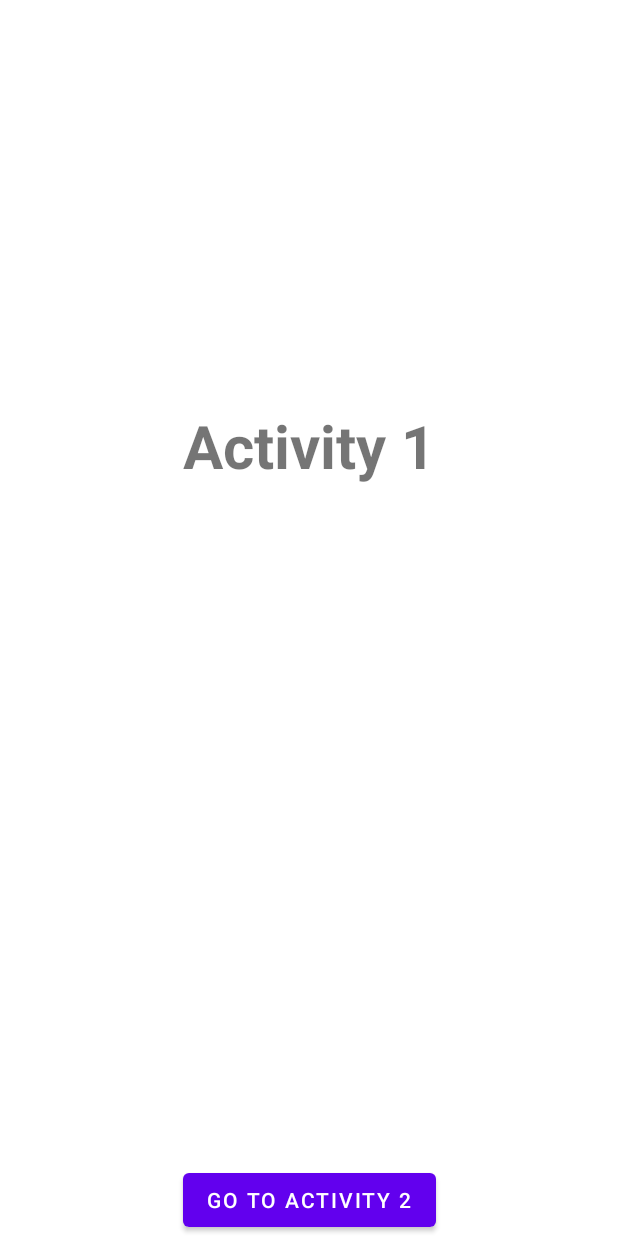
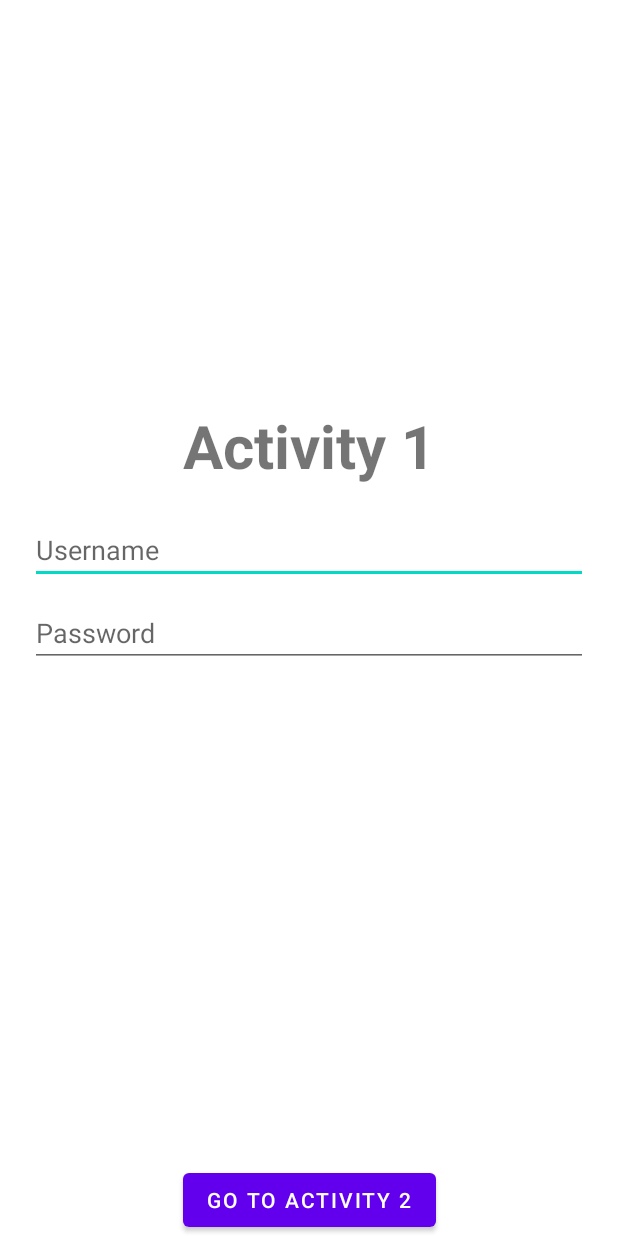
Before and after one commit to nald-dev/first_android_app, an Android app: the layout activity_main.xml on its own in the app's theme, with its tools: preview values and no code run, on a phone screen of 412 x 824 dp. Run offline under Robolectric (Android 15) with nearby library versions, the phone set to English and light mode, and no system bars.

Commit message:
add example editTexts

```diff
--- a/app/src/main/java/com/my/first_android_app/Activity2.kt
+++ b/app/src/main/java/com/my/first_android_app/Activity2.kt
@@ -13,6 +13,6 @@ class Activity2 : AppCompatActivity() {
 
         textView = findViewById(R.id.textView)
 
-        textView.text = intent.getStringExtra("example_parameter")
+        textView.text = intent.getStringExtra("username") + intent.getStringExtra("password")
     }
 }
--- a/app/src/main/res/layout/activity_main.xml
+++ b/app/src/main/res/layout/activity_main.xml
@@ -6,8 +6,7 @@
     android:layout_height="match_parent"
     tools:context=".MainActivity">
 
-    <LinearLayout xmlns:android="http://schemas.android.com/apk/res/android"
-        xmlns:tools="http://schemas.android.com/tools"
+    <LinearLayout
         android:layout_width="match_parent"
         android:layout_height="match_parent"
         android:orientation="vertical"
@@ -32,6 +31,26 @@
             app:layout_constraintLeft_toLeftOf="parent"
             app:layout_constraintRight_toRightOf="parent"
             app:layout_constraintTop_toBottomOf="@+id/imageView" />
+
+        <EditText
+            android:id="@+id/editTextTextPersonName"
+            android:layout_width="match_parent"
+            android:layout_height="wrap_content"
+            android:ems="10"
+            android:hint="Username"
+            android:layout_marginTop="20dp"
+            android:layout_marginHorizontal="20dp"
+            android:inputType="textPersonName" />
+
+        <EditText
+            android:id="@+id/editTextTextPassword2"
+            android:layout_width="match_parent"
+            android:layout_height="wrap_content"
+            android:ems="10"
+            android:hint="Password"
+            android:layout_marginTop="10dp"
+            android:layout_marginHorizontal="20dp"
+            android:inputType="textPassword" />
     </LinearLayout>
 
     <Button
```
Also changed, not shown: app/src/main/java/com/my/first_android_app/MainActivity.kt (+15 -3 lines).
